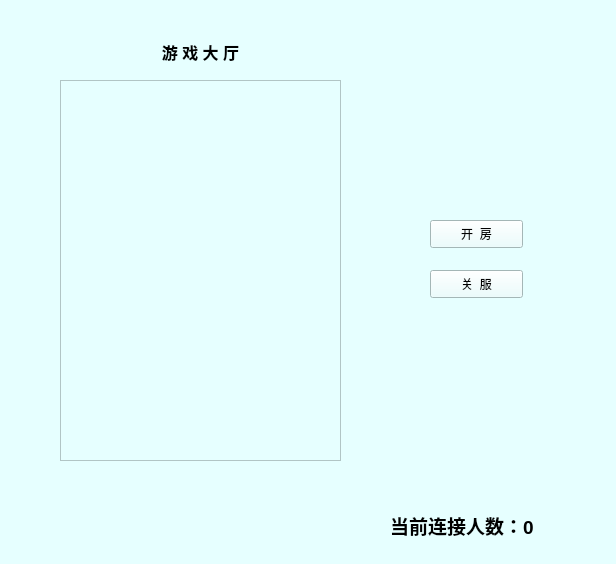
Above: Six-Stone-Master-serve/severform.ui from Yooki-K/Six_Stone_Master before the change. Below: the same form after it.
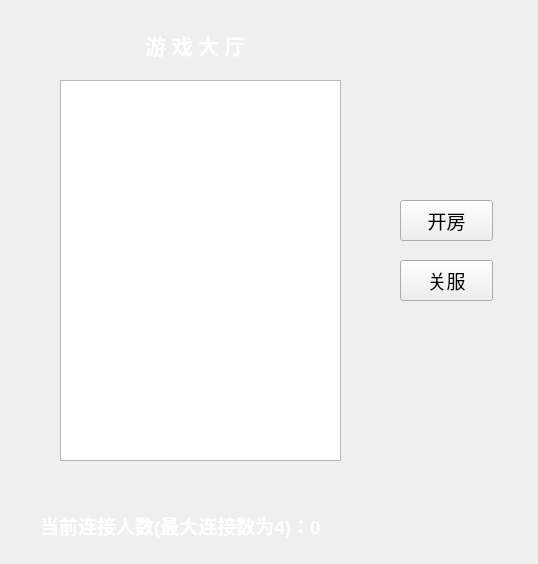
That is the form after the change.

Patch:
```diff
--- a/Six-Stone-Master-serve/severform.ui
+++ b/Six-Stone-Master-serve/severform.ui
@@ -6,15 +6,21 @@
    <rect>
     <x>0</x>
     <y>0</y>
-    <width>616</width>
+    <width>538</width>
     <height>564</height>
    </rect>
   </property>
+  <property name="font">
+   <font>
+    <family>Adobe Devanagari</family>
+    <pointsize>14</pointsize>
+   </font>
+  </property>
   <property name="windowTitle">
    <string>Form</string>
   </property>
   <property name="styleSheet">
-   <string notr="true">background-color:rgb(230,255,255);</string>
+   <string notr="true"/>
   </property>
   <widget class="QListWidget" name="playerroom">
    <property name="geometry">
@@ -25,6 +31,9 @@
      <height>381</height>
     </rect>
    </property>
+   <property name="styleSheet">
+    <string notr="true">font: 12pt &quot;Arial&quot;;</string>
+   </property>
    <property name="modelColumn">
     <number>0</number>
    </property>
@@ -35,53 +44,77 @@
   <widget class="QLabel" name="youxidating">
    <property name="geometry">
     <rect>
-     <x>60</x>
-     <y>40</y>
-     <width>281</width>
-     <height>21</height>
+     <x>50</x>
+     <y>20</y>
+     <width>291</width>
+     <height>51</height>
     </rect>
    </property>
+   <property name="font">
+    <font>
+     <family>Adobe Devanagari</family>
+     <pointsize>16</pointsize>
+    </font>
+   </property>
+   <property name="styleSheet">
+    <string notr="true">color:rgb(255,255,255);</string>
+   </property>
    <property name="text">
-    <string>&lt;html&gt;&lt;head/&gt;&lt;body&gt;&lt;p align=&quot;center&quot;&gt;&lt;span style=&quot; font-size:12pt; font-weight:600;&quot;&gt;游 戏 大 厅&lt;/span&gt;&lt;/p&gt;&lt;/body&gt;&lt;/html&gt;</string>
+    <string>&lt;html&gt;&lt;head/&gt;&lt;body&gt;&lt;p align=&quot;center&quot;&gt;&lt;span style=&quot; font-weight:600;&quot;&gt;游 戏 大 厅&lt;/span&gt;&lt;/p&gt;&lt;/body&gt;&lt;/html&gt;</string>
    </property>
   </widget>
   <widget class="QPushButton" name="btcloses">
    <property name="geometry">
     <rect>
-     <x>430</x>
-     <y>270</y>
+     <x>400</x>
+     <y>260</y>
      <width>93</width>
-     <height>28</height>
+     <height>41</height>
     </rect>
    </property>
    <property name="text">
-    <string>关  服</string>
+    <string>关服</string>
    </property>
   </widget>
   <widget class="QPushButton" name="btopenroom">
    <property name="geometry">
     <rect>
-     <x>430</x>
-     <y>220</y>
+     <x>400</x>
+     <y>200</y>
      <width>93</width>
-     <height>28</height>
+     <height>41</height>
     </rect>
    </property>
    <property name="text">
-    <string>开  房</string>
+    <string>开房</string>
    </property>
   </widget>
   <widget class="QLabel" name="currconnect">
    <property name="geometry">
     <rect>
-     <x>390</x>
+     <x>40</x>
      <y>510</y>
-     <width>201</width>
+     <width>381</width>
      <height>31</height>
     </rect>
    </property>
+   <property name="font">
+    <font>
+     <family>Arial</family>
+     <pointsize>14</pointsize>
+     <weight>75</weight>
+     <italic>false</italic>
+     <bold>true</bold>
+    </font>
+   </property>
+   <property name="mouseTracking">
+    <bool>true</bool>
+   </property>
+   <property name="styleSheet">
+    <string notr="true">color:rgb(255,255,255);</string>
+   </property>
    <property name="text">
-    <string>&lt;html&gt;&lt;head/&gt;&lt;body&gt;&lt;p&gt;&lt;span style=&quot; font-size:14pt; font-weight:600;&quot;&gt;当前连接人数：0&lt;/span&gt;&lt;/p&gt;&lt;/body&gt;&lt;/html&gt;</string>
+    <string>&lt;html&gt;&lt;head/&gt;&lt;body&gt;&lt;p&gt;&lt;span style=&quot; font-weight:600;&quot;&gt;当前连接人数(最大连接数为4)：0&lt;/span&gt;&lt;/p&gt;&lt;/body&gt;&lt;/html&gt;</string>
    </property>
   </widget>
  </widget>
```
